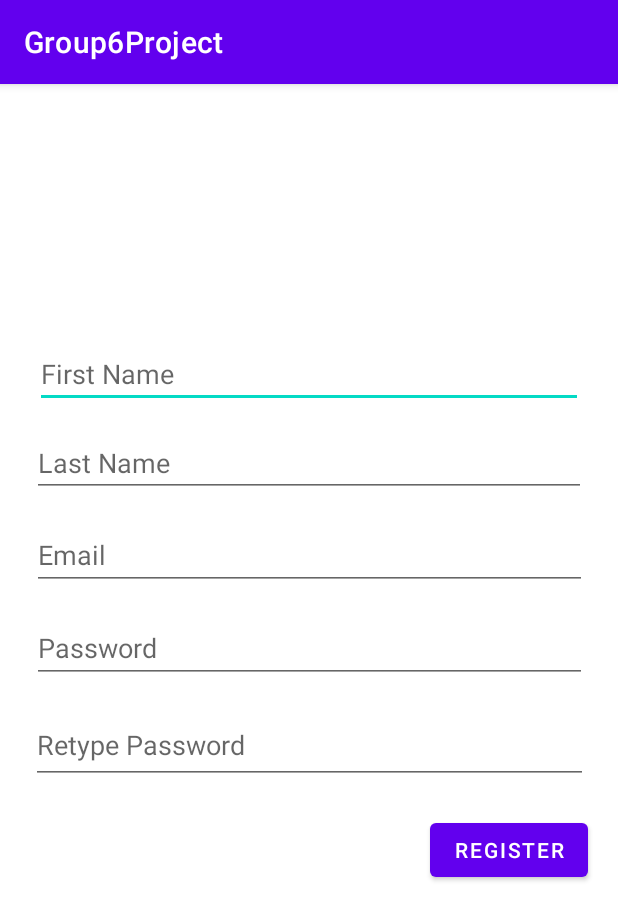
After one commit to aaron-lam/Team_6_TCSS450, an Android app: the fragment RegisterFragment shown on its own in the app's theme, on a phone screen of 412 x 824 dp. The commit adds this screen. Shown: the top 920 px of the screen. Run offline under Robolectric (Android 15) with nearby library versions, the phone set to English and light mode, and no system bars.

Commit message:
Added the sign in and registration pages.
Also added a nav graph for both the Auth activity and Main activity.

```diff
--- a/app/build.gradle
+++ b/app/build.gradle
@@ -33,6 +33,8 @@ dependencies {
     implementation 'androidx.appcompat:appcompat:1.2.0'
     implementation 'com.google.android.material:material:1.2.1'
     implementation 'androidx.constraintlayout:constraintlayout:2.0.2'
+    implementation 'androidx.navigation:navigation-fragment:2.3.1'
+    implementation 'androidx.navigation:navigation-ui:2.3.1'
     testImplementation 'junit:junit:4.13.1'
     androidTestImplementation 'androidx.test.ext:junit:1.1.2'
     androidTestImplementation 'androidx.test.espresso:espresso-core:3.3.0'
--- /dev/null
+++ b/app/src/main/java/ui/RegisterFragment.java
@@ -0,0 +1,24 @@
+package ui;
+
+import android.os.Bundle;
+
+import androidx.fragment.app.Fragment;
+
+import android.view.LayoutInflater;
+import android.view.View;
+import android.view.ViewGroup;
+
+import edu.uw.tcss450.group6project.R;
+
+/**
+ * A simple {@link Fragment} subclass.
+ */
+public class RegisterFragment extends Fragment {
+
+    @Override
+    public View onCreateView(LayoutInflater inflater, ViewGroup container,
+                             Bundle savedInstanceState) {
+        // Inflate the layout for this fragment
+        return inflater.inflate(R.layout.fragment_register, container, false);
+    }
+}
--- /dev/null
+++ b/app/src/main/res/layout/fragment_register.xml
@@ -0,0 +1,81 @@
+<androidx.constraintlayout.widget.ConstraintLayout xmlns:android="http://schemas.android.com/apk/res/android"
+    xmlns:app="http://schemas.android.com/apk/res-auto"
+    xmlns:tools="http://schemas.android.com/tools"
+    android:id="@+id/registerLayout"
+    android:layout_width="match_parent"
+    android:layout_height="match_parent"
+    tools:context="ui.RegisterFragment">
+
+    <EditText
+        android:id="@+id/first_name_field"
+        android:layout_width="365dp"
+        android:layout_height="44dp"
+        android:layout_marginTop="172dp"
+        android:ems="10"
+        android:hint="@string/register_first_name_hint"
+        android:inputType="textPersonName"
+        app:layout_constraintEnd_toEndOf="parent"
+        app:layout_constraintStart_toStartOf="parent"
+        app:layout_constraintTop_toTopOf="parent" />
+
+    <EditText
+        android:id="@+id/last_name_field"
+        android:layout_width="369dp"
+        android:layout_height="43dp"
+        android:layout_marginTop="16dp"
+        android:ems="10"
+        android:hint="@string/register_last_name_hint"
+        android:inputType="textPersonName"
+        app:layout_constraintEnd_toEndOf="parent"
+        app:layout_constraintHorizontal_bias="0.5"
+        app:layout_constraintStart_toStartOf="parent"
+        app:layout_constraintTop_toBottomOf="@+id/first_name_field" />
+
+    <EditText
+        android:id="@+id/register_email"
+        android:layout_width="370dp"
+        android:layout_height="46dp"
+        android:layout_marginTop="16dp"
+        android:ems="10"
+        android:hint="@string/register_email_hint"
+        android:inputType="textPersonName"
+        app:layout_constraintEnd_toEndOf="parent"
+        app:layout_constraintHorizontal_bias="0.5"
+        app:layout_constraintStart_toStartOf="parent"
+        app:layout_constraintTop_toBottomOf="@+id/last_name_field" />
+
+    <EditText
+        android:id="@+id/register_pass"
+        android:layout_width="370dp"
+        android:layout_height="46dp"
+        android:layout_marginTop="16dp"
+        android:ems="10"
+        android:hint="@string/register_password_hint"
+        android:inputType="textPersonName"
+        app:layout_constraintEnd_toEndOf="parent"
+        app:layout_constraintHorizontal_bias="0.5"
+        app:layout_constraintStart_toStartOf="parent"
+        app:layout_constraintTop_toBottomOf="@+id/register_email" />
+
+    <EditText
+        android:id="@+id/retype_pass"
+        android:layout_width="371dp"
+        android:layout_height="51dp"
+        android:layout_marginTop="16dp"
+        android:ems="10"
+        android:hint="@string/register_retype_password_hint"
+        android:inputType="textPersonName"
+        app:layout_constraintEnd_toEndOf="parent"
+        app:layout_constraintHorizontal_bias="0.5"
+        app:layout_constraintStart_toStartOf="parent"
+        app:layout_constraintTop_toBottomOf="@+id/register_pass" />
+
+    <Button
+        android:id="@+id/complete_reg"
+        android:layout_width="wrap_content"
+        android:layout_height="wrap_content"
+        android:layout_marginTop="20dp"
+        android:text="@string/register_register_button"
+        app:layout_constraintEnd_toEndOf="@+id/retype_pass"
+        app:layout_constraintTop_toBottomOf="@+id/retype_pass" />
+</androidx.constraintlayout.widget.ConstraintLayout>
--- /dev/null
+++ b/app/src/main/res/navigation/main_graph.xml
@@ -0,0 +1,5 @@
+<?xml version="1.0" encoding="utf-8"?>
+<navigation xmlns:android="http://schemas.android.com/apk/res/android"
+    xmlns:app="http://schemas.android.com/apk/res-auto" android:id="@+id/main_graph">
+
+</navigation>
--- a/app/src/main/res/values/strings.xml
+++ b/app/src/main/res/values/strings.xml
@@ -1,3 +1,21 @@
 <resources>
+
+    <!-- Sign In page -->
+    <string name="sign_in_email_hint">Email</string>
+    <string name="sign_in_password_hint">Password</string>
+    <string name="sign_in_register_button">Register</string>
+    <string name="sign_in_sign_in_button">Sign In</string>
+    <string name="title_activity_auth">AuthActivity</string>
+    <string name="sign_in_fragment_label">Sign In</string>
+
+    <!-- Register page -->
+    <string name="register_first_name_hint">First Name</string>
+    <string name="register_last_name_hint">Last Name</string>
+    <string name="register_email_hint">Email</string>
+    <string name="register_password_hint">Password</string>
+    <string name="register_retype_password_hint">Retype Password</string>
+    <string name="register_register_button">Register</string>
+    <string name="register_fragment_label">Register</string>
+
     <string name="app_name">Group6Project</string>
 </resources>
```
Also changed, not shown: app/src/main/java/edu/uw/tcss450/group6project/AuthActivity.java (added, +14 -0 lines), app/src/main/java/ui/SignInFragment.java (added, +24 -0 lines), app/src/main/res/layout/activity_auth.xml (added, +8 -0 lines), app/src/main/res/layout/fragment_sign_in.xml (added, +50 -0 lines), app/src/main/res/navigation/auth_graph.xml (added, +34 -0 lines).
